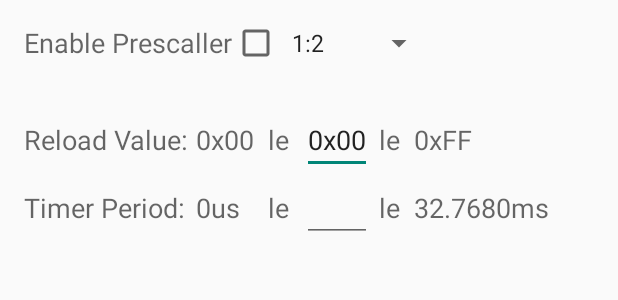
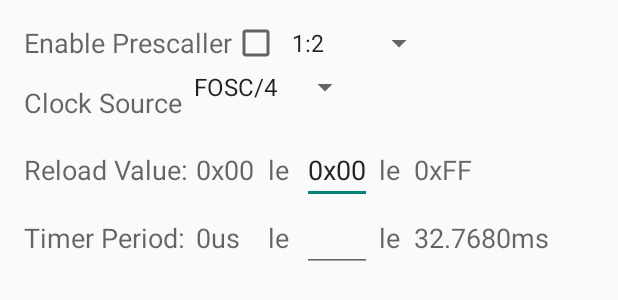
Before and after one commit to dwijanto/MyPicCalculator, an Android app: the layout activity_timer0.xml on its own in the app's theme, with its tools: preview values and no code run, on a phone screen of 412 x 824 dp. Shown: the top 300 px of the screen. Run offline under Robolectric (Android 15) with nearby library versions, the phone set to English and light mode, and no system bars.

Commit message:
test commit android studio

```diff
--- a/PicMicrocontroller/app/src/main/AndroidManifest.xml
+++ b/PicMicrocontroller/app/src/main/AndroidManifest.xml
@@ -20,7 +20,8 @@
         </activity>
         <activity android:name=".TimerActivity" />
         <activity android:name=".ClockActivity" />
-        <activity android:name=".Timer0Activity" />
+        <activity android:name=".Timer0Activity"
+            android:screenOrientation="landscape"/>
         <activity android:name=".Timer1Activity" />
         <activity android:name=".Timer2Activity"></activity>
     </application>
--- a/PicMicrocontroller/app/src/main/res/layout/activity_timer0.xml
+++ b/PicMicrocontroller/app/src/main/res/layout/activity_timer0.xml
@@ -33,11 +33,31 @@
         android:entries="@array/prescaller8bits"
         />
 
+
+    <TextView
+        android:layout_width="wrap_content"
+        android:layout_height="wrap_content"
+        android:textAppearance="?android:attr/textAppearanceMedium"
+        android:text="@string/text_clocksource"
+        android:id="@+id/textView10"
+        android:layout_below="@+id/textView6"
+        android:layout_alignParentStart="true"
+        android:layout_marginTop="15dp"/>
+
+    <Spinner
+        android:layout_width="wrap_content"
+        android:layout_height="wrap_content"
+        android:id="@+id/spinner3"
+        android:entries="@array/clocksource"
+        android:layout_marginTop="30dp"
+        android:layout_toEndOf="@+id/textView10" />
+
     <TableLayout
         android:layout_width="match_parent"
         android:layout_height="match_parent"
         android:layout_below="@+id/textView6"
-        android:layout_marginTop="30dp">
+        android:layout_marginTop="50dp"
+        android:id="@+id/tableLayout">
 
 
 
@@ -129,7 +149,6 @@
                 android:layout_width="wrap_content"
                 android:layout_height="wrap_content"
                 android:inputType="textCapCharacters"
-                android:digits="0123456789ABCDEFabcdef"
                 android:id="@+id/editText3"
                 android:layout_column="3" />
 
--- a/PicMicrocontroller/app/src/main/res/values/strings.xml
+++ b/PicMicrocontroller/app/src/main/res/values/strings.xml
@@ -21,6 +21,7 @@
     <string name="chkbox_EnablePrescallerHint">Disabled equal 1:1</string>
     <string name="text_reloadvalue">Reload Value:</string>
     <string name="text_period">Timer Period:</string>
+    <string name="text_clocksource">Clock Source</string>
     <string-array name="frequency">
         <item>MHz</item>
         <item>KHz</item>
@@ -36,4 +37,8 @@
         <item>1:128</item>
         <item>1:256</item>
     </string-array>
+    <string-array name="clocksource">
+        <item>FOSC/4</item>
+        <item>TOCK1</item>
+    </string-array>
 </resources>
```
Also changed, not shown: PicMicrocontroller/app/src/main/java/com/dwijantojohan/lie/picmicrocontroller/Helper.java (+23 -34 lines), PicMicrocontroller/app/src/main/java/com/dwijantojohan/lie/picmicrocontroller/Timer0Activity.java (+54 -7 lines).
